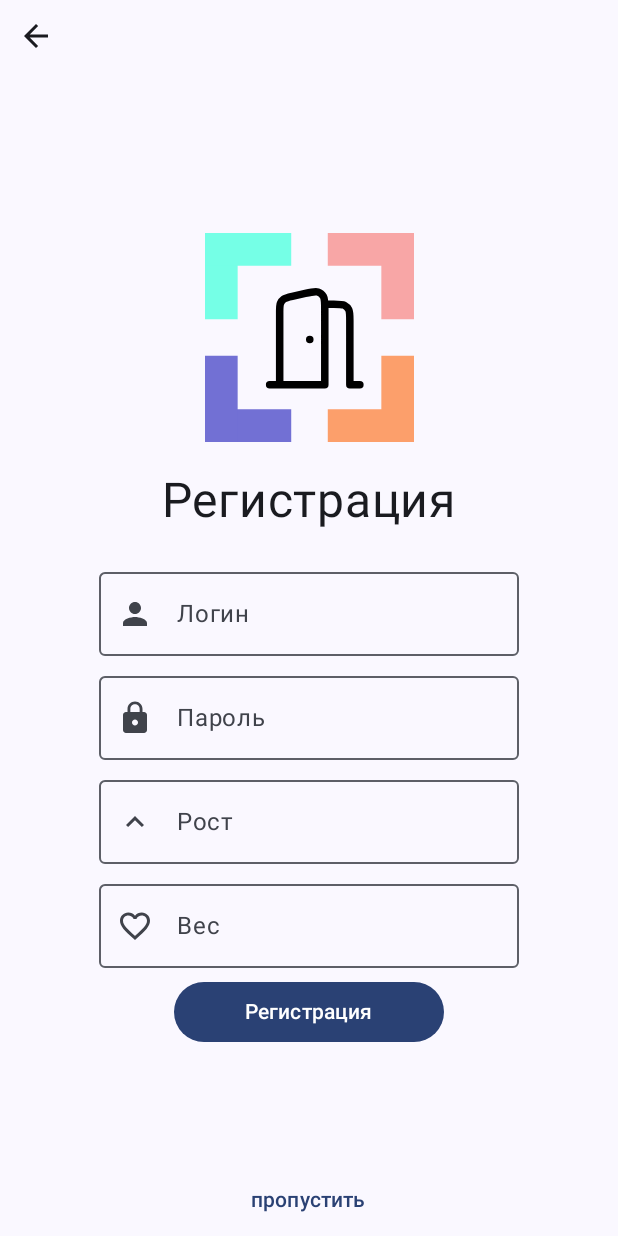
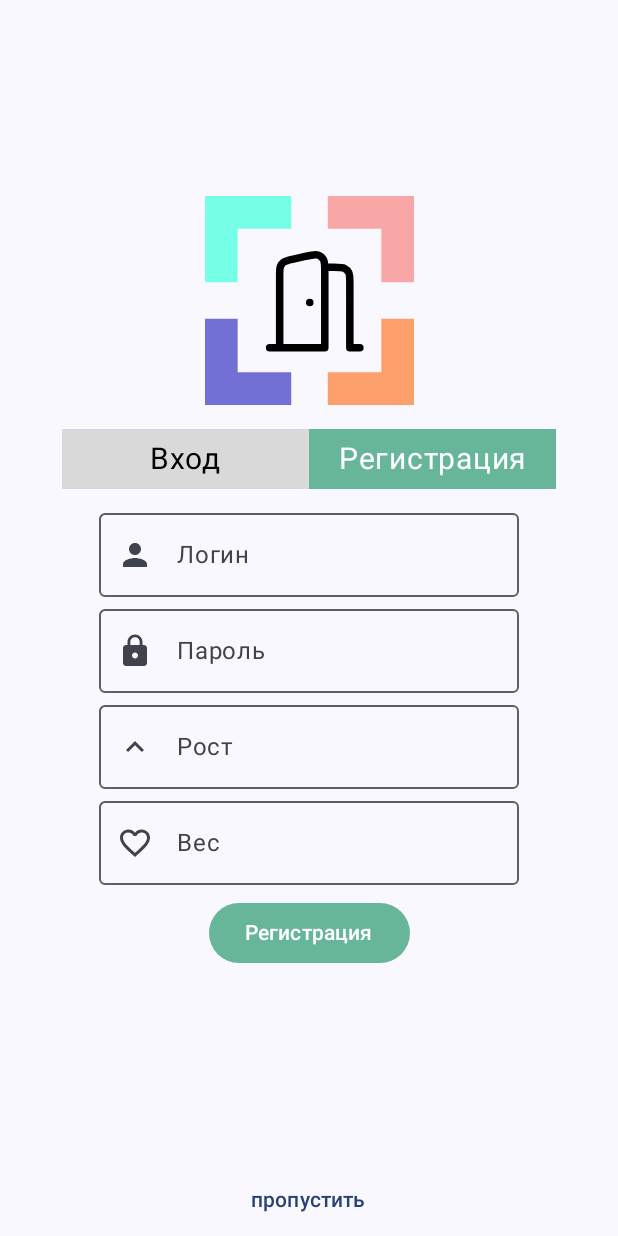
Before and after one commit to Kardonok/ForHealth, an Android app built with Jetpack Compose: the screen it shows after launch (MainActivity), after a tap on "Регистрация", on a phone screen of 412 x 824 dp. Run offline under Robolectric (Android 15) with nearby library versions, the phone set to English and light mode, and no system bars; our stand-ins replace Room's generated code.

Commit message:
registration has been changed and the logic of interaction with the server has been added

```diff
--- a/app/src/main/AndroidManifest.xml
+++ b/app/src/main/AndroidManifest.xml
@@ -3,6 +3,7 @@
     xmlns:tools="http://schemas.android.com/tools">
     <uses-permission android:name="android.permission.INTERNET" />
     <application
+        android:networkSecurityConfig="@xml/network_security_config"
         android:name=".data.database.App"
         android:allowBackup="true"
         android:dataExtractionRules="@xml/data_extraction_rules"
--- a/app/src/main/java/com/example/forhealth/data/models/ProfileItem.kt
+++ b/app/src/main/java/com/example/forhealth/data/models/ProfileItem.kt
@@ -7,8 +7,10 @@ import androidx.room.PrimaryKey
 
 @Entity(tableName = "profile_list")
 data class ProfileItem(
-    @ColumnInfo(name = "user_name") val userName: String,
+    @PrimaryKey @ColumnInfo(name = "user_name") val userName: String,
     @ColumnInfo(name = "user_height") val userHeight: String,
     @ColumnInfo(name = "user_weight") val userWeight: String,
-    @PrimaryKey(autoGenerate = true) @ColumnInfo(name = "user_id") val id:Int=0
+    @ColumnInfo(name = "user_gender") val userGender: String,
+    @ColumnInfo(name = "user_token") val userToken: String,
 )
+//@PrimaryKey(autoGenerate = true) @ColumnInfo(name = "user_id") val id:Int=0
--- a/app/src/main/java/com/example/forhealth/navigation/Screen.kt
+++ b/app/src/main/java/com/example/forhealth/navigation/Screen.kt
@@ -3,14 +3,8 @@ package com.example.forhealth.navigation
 sealed class Screen(val route: String) {
     object Profile: Screen("profile")
     object HabitTracker : Screen("habit_tracker")
-
-    object Greeting : Screen("greeting")
-    object Login : Screen("login")
     object Registration : Screen("registration")
-
     object Loading : Screen("loading")
-
     object Water : Screen("water")
-
     object WomanHealth : Screen("woman_health")
 }
--- a/app/src/main/java/com/example/forhealth/network/models/ProfileApiItem.kt
+++ b/app/src/main/java/com/example/forhealth/network/models/ProfileApiItem.kt
@@ -5,10 +5,10 @@ import kotlinx.serialization.Serializable
 
 @Serializable
 data class ProfileApiItem(
-    @SerialName(value = "user_name") val userName: String,
-    @SerialName(value = "user_password") val userPassword: String,
-    @SerialName(value = "user_height") val userHeight: String,
-    @SerialName(value = "user_weight") val userWeight: String,
-    @SerialName(value = "user_gender") val userGender: String,
-    @SerialName(value = "user_token") val userToken: String,
+    @SerialName(value = "user_name") val userName: String="",
+    @SerialName(value = "user_password") val userPassword: String="",
+    @SerialName(value = "user_height") val userHeight: String="",
+    @SerialName(value = "user_weight") val userWeight: String="",
+    @SerialName(value = "user_gender") val userGender: String="",
+    @SerialName(value = "user_token") var userToken: String="",
 )
--- a/app/src/main/java/com/example/forhealth/presentation/MainActivity.kt
+++ b/app/src/main/java/com/example/forhealth/presentation/MainActivity.kt
@@ -15,8 +15,6 @@ import com.example.forhealth.navigation.Screen
 import com.example.forhealth.presentation.habit_tracker_module.components.HabitTrackerModule
 import com.example.forhealth.presentation.loading_module.components.LoadingModule
 import com.example.forhealth.presentation.profile_module.components.ProfileModule
-import com.example.forhealth.presentation.registration_module.components.GreetingModule
-import com.example.forhealth.presentation.registration_module.components.LoginModule
 import com.example.forhealth.presentation.registration_module.components.RegistrationModule
 import com.example.forhealth.presentation.ui.theme.ForHealthTheme
 import com.example.forhealth.presentation.water_module.components.WaterModule
@@ -45,12 +43,6 @@ class MainActivity : ComponentActivity() {
                         composable(route=Screen.Profile.route){
                             ProfileModule(navController=navController)
                         }
-                        composable(route=Screen.Greeting.route){
-                            GreetingModule(navController=navController)
-                        }
-                        composable(route=Screen.Login.route){
-                            LoginModule(navController=navController)
-                        }
                         composable(route=Screen.Registration.route){
                             RegistrationModule(navController=navController)
                         }
--- a/app/src/main/java/com/example/forhealth/presentation/loading_module/components/LoadingModule.kt
+++ b/app/src/main/java/com/example/forhealth/presentation/loading_module/components/LoadingModule.kt
@@ -37,7 +37,7 @@ fun LoadingModule(navController: NavHostController, dataStoreRepository: DataSto
     if (isFirstLaunch != null) {
         LaunchedEffect(Unit) {
             if (isFirstLaunch == true) {
-                navController.navigate(Screen.Greeting.route){
+                navController.navigate(Screen.Registration.route){
                     popUpTo(Screen.Loading.route) { inclusive = true }
                 }
                 dataStoreRepository.saveLaunchPreference(false)
--- a/app/src/main/java/com/example/forhealth/presentation/profile_module/ProfileViewModel.kt
+++ b/app/src/main/java/com/example/forhealth/presentation/profile_module/ProfileViewModel.kt
@@ -48,11 +48,6 @@ class ProfileViewModel(private val profileRepository: ProfileRepository):ViewMod
             }
         }
     }
-    fun addProfileToDatabase(profileItem: ProfileItem)
-    {
-            viewModelScope.launch {
-                profileRepository.insertProfile(profileItem)}
-    }
 
     fun CheckWord(value: String,maxLength:Int):Boolean
     {
--- a/app/src/main/java/com/example/forhealth/presentation/registration_module/components/RegistrationModule.kt
+++ b/app/src/main/java/com/example/forhealth/presentation/registration_module/components/RegistrationModule.kt
@@ -1,43 +1,47 @@
 package com.example.forhealth.presentation.registration_module.components
 
+
 import androidx.compose.foundation.Image
+import androidx.compose.foundation.background
+import androidx.compose.foundation.clickable
 import androidx.compose.foundation.layout.Arrangement
 import androidx.compose.foundation.layout.Box
 import androidx.compose.foundation.layout.Column
+import androidx.compose.foundation.layout.Row
 import androidx.compose.foundation.layout.Spacer
+import androidx.compose.foundation.layout.fillMaxSize
 import androidx.compose.foundation.layout.fillMaxWidth
 import androidx.compose.foundation.layout.height
 import androidx.compose.foundation.layout.padding
-import androidx.compose.foundation.layout.width
+import androidx.compose.foundation.text.KeyboardOptions
 import androidx.compose.material.icons.Icons
-import androidx.compose.material.icons.filled.ArrowBack
 import androidx.compose.material.icons.filled.FavoriteBorder
 import androidx.compose.material.icons.filled.KeyboardArrowUp
 import androidx.compose.material.icons.filled.Lock
 import androidx.compose.material.icons.filled.Person
 import androidx.compose.material3.Button
-import androidx.compose.material3.FilledTonalButton
+import androidx.compose.material3.ButtonDefaults
 import androidx.compose.material3.Icon
-import androidx.compose.material3.IconButton
 import androidx.compose.material3.OutlinedTextField
 import androidx.compose.material3.Scaffold
 import androidx.compose.material3.Text
 import androidx.compose.material3.TextButton
 import androidx.compose.runtime.Composable
 import androidx.compose.runtime.collectAsState
+import androidx.compose.runtime.getValue
 import androidx.compose.ui.Alignment
 import androidx.compose.ui.Modifier
+import androidx.compose.ui.graphics.Color
 import androidx.compose.ui.res.painterResource
 import androidx.compose.ui.text.font.FontFamily
+import androidx.compose.ui.text.input.KeyboardType
 import androidx.compose.ui.tooling.preview.Preview
 import androidx.compose.ui.unit.dp
 import androidx.compose.ui.unit.sp
 import androidx.lifecycle.viewmodel.compose.viewModel
 import androidx.navigation.NavHostController
 import com.example.forhealth.R
-import com.example.forhealth.data.models.ProfileItem
 import com.example.forhealth.navigation.Screen
-
 import com.example.forhealth.presentation.registration_module.RegistrationViewModel
 
 @Preview
@@ -46,176 +50,139 @@ fun RegistrationPreview()
 {
     //GreetingCard()
 }
+@Composable
+fun RegistrationModule(navController: NavHostController,modifier: Modifier=Modifier,registrationViewModel: RegistrationViewModel= viewModel(factory= RegistrationViewModel.factory)) {
 
+    val registrationState by registrationViewModel.registrationState.collectAsState()
 
-@Composable
-fun GreetingModule(navController: NavHostController, modifier: Modifier=Modifier)
-{
-    Scaffold(
-        bottomBar = {
-            Box(modifier = modifier.fillMaxWidth())
-            {
-                TextButton(onClick = { navController.navigate(Screen.Profile.route) },modifier=modifier.align(alignment = Alignment.Center)){
-                    Text(text = "пропустить")
-                }
-            } },
-    ) { innerPadding ->
-        Column(modifier = modifier.padding(innerPadding)) {
-            Spacer(modifier = modifier.weight(0.2f))
-            Column(
-                horizontalAlignment = Alignment.CenterHorizontally,
-                verticalArrangement = Arrangement.Top,
-                modifier = modifier
-                    .weight(0.8f)
-                    .fillMaxWidth()
-            ) {
-                Image(
-                    painter = painterResource(R.drawable.greeting_image),
-                    contentDescription = null
-                )
-                Spacer(modifier = modifier.height(20.dp))
-                Text(
-                    fontSize = 32.sp,
-                    fontFamily = FontFamily.SansSerif,
-                    text = "Добро пожаловать!",
-                )
-                Spacer(modifier = modifier.height(10.dp))
-                Text(fontSize = 20.sp, fontFamily = FontFamily.SansSerif, text = "давайте начнем")
-                Spacer(modifier = modifier.height(20.dp))
-                Button(onClick = { navController.navigate(Screen.Login.route) },modifier.width(180.dp)) {
-                    Text(text = "Войти")
-                }
-                Spacer(modifier = modifier.height(5.dp))
-                FilledTonalButton(onClick = { navController.navigate(Screen.Registration.route) },modifier.width(180.dp)) {
-                    Text(text = "Регистрация")
-                }
-            }
-        }
+    if(registrationViewModel.registrationComplete)
+    {
+        navController.navigate(Screen.Profile.route)
     }
-}
-
-
-
-@Composable
-fun LoginModule(navController: NavHostController,modifier: Modifier=Modifier, registrationViewModel: RegistrationViewModel= viewModel(factory= RegistrationViewModel.factory))
-{
-    val profile = registrationViewModel.profile.collectAsState(initial = ProfileItem(id = 0, userName = "", userWeight = "", userHeight = ""))
 
     Scaffold(
         bottomBar = {
             Box(modifier = modifier.fillMaxWidth())
             {
-                TextButton(onClick = { navController.navigate(Screen.Profile.route) },modifier=modifier.align(alignment = Alignment.Center)){
+                TextButton(
+                    onClick = { navController.navigate(Screen.Profile.route) },
+                    modifier = modifier.align(alignment = Alignment.Center)
+                ) {
                     Text(text = "пропустить")
                 }
-            } },
+            }
+        }
     ) { innerPadding ->
-        Column(modifier = modifier.padding(innerPadding)) {
-            Box(modifier = modifier.weight(0.2f))
-            {
-                IconButton(onClick = { navController.popBackStack() }){
-                    Icon(Icons.Filled.ArrowBack, contentDescription = "Return Icon")
-                }
-            }
-            Column(
+
+        Row(modifier = modifier
+            .padding(innerPadding)
+            .fillMaxSize())
+        {
+            Spacer(modifier = Modifier.weight(0.1f))
+
+            Column(modifier = modifier
+                .fillMaxSize()
+                .weight(0.8f),
                 horizontalAlignment = Alignment.CenterHorizontally,
-                verticalArrangement = Arrangement.Top,
-                modifier = modifier
-                    .weight(0.8f)
-                    .fillMaxWidth()
-            ) {
+                verticalArrangement = Arrangement.Center,) {
                 Image(
-                    painter = painterResource(R.drawable.login_image),
+                    painter = painterResource(if(registrationViewModel.loginState) R.drawable.login_image else R.drawable.registration_image),
                     contentDescription = null
                 )
-                Spacer(modifier = modifier.height(20.dp))
-                Text(fontSize = 32.sp, fontFamily = FontFamily.SansSerif, text = "Вход")
-                Spacer(modifier = modifier.height(20.dp))
-                OutlinedTextField(value = registrationViewModel.name,
-                    onValueChange = { registrationViewModel.name=it },
+                Spacer(modifier = Modifier.height(16.dp))
+                Row(modifier = Modifier.fillMaxWidth()) {
+                    Box(modifier = Modifier
+                        .weight(0.5f)
+                        .background(
+                            if (registrationViewModel.loginState) Color(0xFF68B69A) else Color(
+                                0xFFD9D9D9
+                            )
+                        )
+                        .clickable {
+                            registrationViewModel.loginState = true
+                            registrationViewModel.responseState = true
+                        })
+                    {
+                        Text(text = "Вход",
+                            color = if(registrationViewModel.loginState) Color.White else Color.Black,
+                            fontFamily = FontFamily.SansSerif,
+                            fontSize = 20.sp,
+                            modifier = Modifier
+                                .padding(top = 8.dp, bottom = 8.dp)
+                                .align(alignment = Alignment.Center))
+                    }
+                    Box(modifier = Modifier
+                        .weight(0.5f)
+                        .background(
+                            if (registrationViewModel.loginState) Color(0xFFD9D9D9) else Color(
+                                0xFF68B69A
+                            )
+                        )
+                        .clickable {
+                            registrationViewModel.loginState = false
+                            registrationViewModel.responseState = true
+                        })
+                    {
+                        Text(text = "Регистрация",
+                            color = if(registrationViewModel.loginState) Color.Black else Color.White,
+                            fontFamily = FontFamily.SansSerif,
+                            fontSize = 20.sp,
+                            modifier = Modifier
+                                .padding(top = 8.dp, bottom = 8.dp)
+                                .align(alignment = Alignment.Center))
+                    }
+                }
+                Spacer(modifier = Modifier.height(8.dp))
+                if (!registrationViewModel.responseState)
+                {
+                    Box(modifier=Modifier.fillMaxWidth())
+                    {
+                        Text(modifier=Modifier.align(alignment = Alignment.Center),color = Color.Red,text = if (registrationViewModel.loginState) "Ошибка входа" else "Ошибка регистрации")
+                    }
+                }
+                OutlinedTextField(value = registrationState.userName,
+                    onValueChange = { registrationViewModel.updateRegistrationState("userName",it) },
                     leadingIcon = { Icon(Icons.Filled.Person, contentDescription = "Login Icon") },
                     label = { Text(text = "Логин") },
                     singleLine = true,)
-                Spacer(modifier = modifier.height(5.dp))
-                OutlinedTextField(value = registrationViewModel.password,
-                    onValueChange = { registrationViewModel.password=it },
-                    leadingIcon = { Icon(Icons.Filled.Lock, contentDescription = "Login Icon") },
+                OutlinedTextField(value = registrationState.userPassword,
+                    onValueChange = { registrationViewModel.updateRegistrationState("userPassword",it) },
+                    leadingIcon = { Icon(Icons.Filled.Lock, contentDescription = "Password Icon") },
                     label = { Text(text = "Пароль") },
                     singleLine = true,)
-                Spacer(modifier = modifier.height(10.dp))
-                Button(onClick = {  if(registrationViewModel.checkProfileInDatabase(profile.value)) {navController.navigate(Screen.Profile.route) }},modifier= modifier.width(180.dp)) {
-                    Text(text = "Вход")
+                if(!registrationViewModel.loginState)
+                {
+                    OutlinedTextField(
+                        value = registrationState.userHeight,
+                        onValueChange = { registrationViewModel.updateRegistrationState("userHeight", it) },
+                        leadingIcon = { Icon(Icons.Filled.KeyboardArrowUp, contentDescription = "Login Icon") },
+                        label = { Text(text = "Рост") },
+                        singleLine = true,
+                        keyboardOptions = KeyboardOptions.Default.copy(keyboardType = KeyboardType.Number)
+                    )
+
+                    OutlinedTextField(
+                        value = registrationState.userWeight,
+                        onValueChange = { registrationViewModel.updateRegistrationState("userWeight", it) },
+                        leadingIcon = { Icon(Icons.Filled.FavoriteBorder, contentDescription = "Login Icon") },
+                        label = { Text(text = "Вес") },
+                        singleLine = true,
+                        keyboardOptions = KeyboardOptions.Default.copy(keyboardType = KeyboardType.Number)
+                    )
+                }
+                Spacer(modifier = Modifier.height(8.dp))
+                Button(
+                    onClick = { if (registrationViewModel.loginState) registrationViewModel.fetchProfile() else registrationViewModel.registerProfile() },
+                    colors = ButtonDefaults.buttonColors(Color(0xFF68B69A))
+                ) {
+                    Text(
+                        text = if (registrationViewModel.loginState) "Вход" else "Регистрация",
+                        color = Color.White
+                    )
                 }
             }
+
+            Spacer(modifier = Modifier.weight(0.1f))
         }
     }
 }
-
-
-
-@Composable
-fun RegistrationModule(navController: NavHostController,modifier: Modifier=Modifier,registrationViewModel: RegistrationViewModel= viewModel(factory= RegistrationViewModel.factory))
-{
-    Scaffold(
-        bottomBar = {
-            Box(modifier = modifier.fillMaxWidth())
-            {
-                TextButton(onClick = { navController.navigate(Screen.Profile.route) },modifier=modifier.align(alignment = Alignment.Center)){
-                    Text(text = "пропустить")
-                }
-            } },
-    ) { innerPadding ->
-
-        Column(modifier = modifier.padding(innerPadding)) {
-            Box(modifier = modifier.weight(0.2f))
-            {
-                IconButton(onClick = { navController.popBackStack() }){
-                    Icon(Icons.Filled.ArrowBack, contentDescription = "Return Icon")
-                }
-            }
-            Column(
-                horizontalAlignment = Alignment.CenterHorizontally,
-                verticalArrangement = Arrangement.Top,
-                modifier = modifier
-                    .weight(0.8f)
-                    .fillMaxWidth()
-            ) {
-                Image(
-                    painter = painterResource(R.drawable.registration_image),
-                    contentDescription = null
-                )
-                Spacer(modifier = modifier.height(20.dp))
-                Text(fontSize = 32.sp, fontFamily = FontFamily.SansSerif, text = "Регистрация")
-                Spacer(modifier = modifier.height(20.dp))
-                OutlinedTextField(value = registrationViewModel.name,
-                    onValueChange = { registrationViewModel.name=it },
-                    leadingIcon = { Icon(Icons.Filled.Person, contentDescription = "Login Icon") },
-                    label = { Text(text = "Логин") },
-                    singleLine = true,)
-                Spacer(modifier = modifier.height(5.dp))
-                OutlinedTextField(value = registrationViewModel.password,
-                    onValueChange = { registrationViewModel.password=it },
-                    leadingIcon = { Icon(Icons.Filled.Lock, contentDescription = "Login Icon") },
-                    label = { Text(text = "Пароль") },
-                    singleLine = true,)
-                Spacer(modifier = modifier.height(5.dp))
-                OutlinedTextField(value = registrationViewModel.height,
-                    onValueChange = { registrationViewModel.height=it },
-                    leadingIcon = { Icon(Icons.Filled.KeyboardArrowUp, contentDescription = "Login Icon") },
-                    label = { Text(text = "Рост") },
-                    singleLine = true,)
-                Spacer(modifier = modifier.height(5.dp))
-                OutlinedTextField(value = registrationViewModel.weight,
-                    onValueChange = { registrationViewModel.weight=it },
-                    leadingIcon = { Icon(Icons.Filled.FavoriteBorder, contentDescription = "Login Icon") },
-                    label = { Text(text = "Вес") },
-                    singleLine = true,)
-                Spacer(modifier = modifier.height(5.dp))
-                Button(onClick = {  registrationViewModel.addProfileToDatabase()
-                                    navController.navigate(Screen.Profile.route) },modifier= modifier.width(180.dp)) {
-                    Text(text = "Регистрация")
-                }
-            }
-        }
-    }
-}
--- /dev/null
+++ b/app/src/main/res/xml/network_security_config.xml
@@ -0,0 +1,6 @@
+<?xml version="1.0" encoding="utf-8"?>
+<network-security-config>
+    <domain-config cleartextTrafficPermitted="true">
+        <domain includeSubdomains="true">192.168.1.105</domain>
+    </domain-config>
+</network-security-config>
```
Also changed, not shown: app/src/main/java/com/example/forhealth/network/MainApiModule.kt (+5 -5 lines), app/src/main/java/com/example/forhealth/presentation/profile_module/components/ProfileModule.kt (+5 -5 lines), app/src/main/java/com/example/forhealth/presentation/registration_module/RegistrationViewModel.kt (+123 -19 lines), app/src/main/java/com/example/forhealth/presentation/water_module/components/WaterModule.kt (+3 -14 lines).
